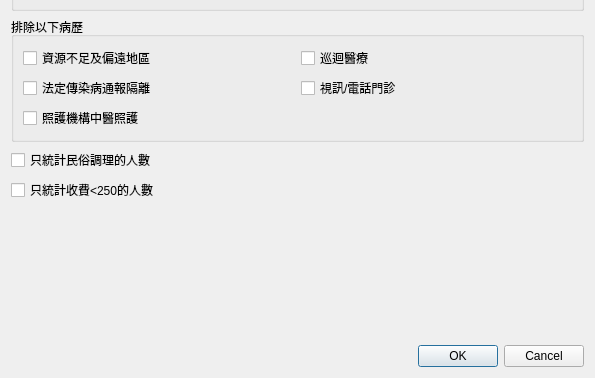
Qt form ui/dialog_statistics_therapist.ui (picacat/pymedical) before a commit; both pictures show x 0 to 595 and y 289 to 667 of the 595 by 667 pixel window.
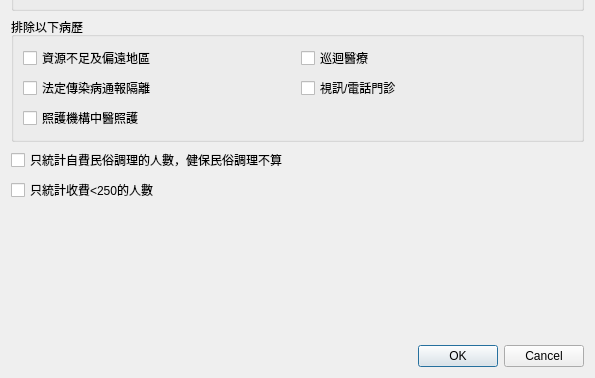
The same form after that commit.

Commit message: 2026-01-17 推拿師統計更改

The edit to the form file:
```diff
--- a/ui/dialog_statistics_therapist.ui
+++ b/ui/dialog_statistics_therapist.ui
@@ -355,7 +355,7 @@
    <item>
     <widget class="QCheckBox" name="checkBox_only_traditional_massage">
      <property name="text">
-      <string>只統計民俗調理的人數</string>
+      <string>只統計自費民俗調理的人數，健保民俗調理不算</string>
      </property>
     </widget>
    </item>
```
The commit also changes 5 other files.
